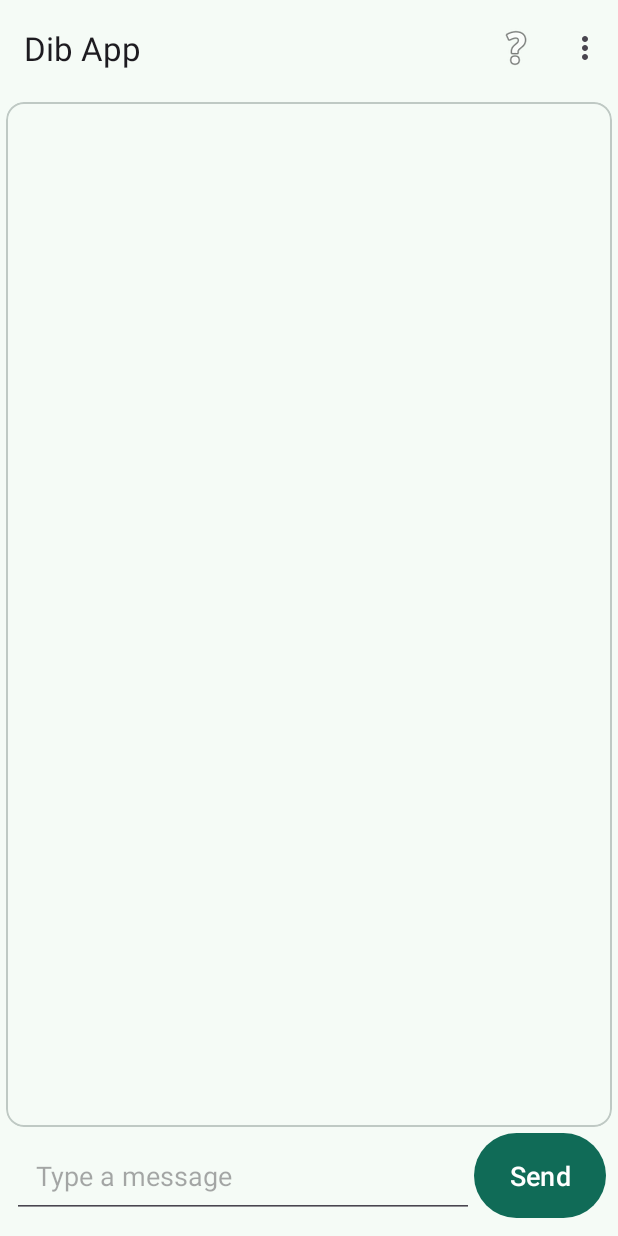
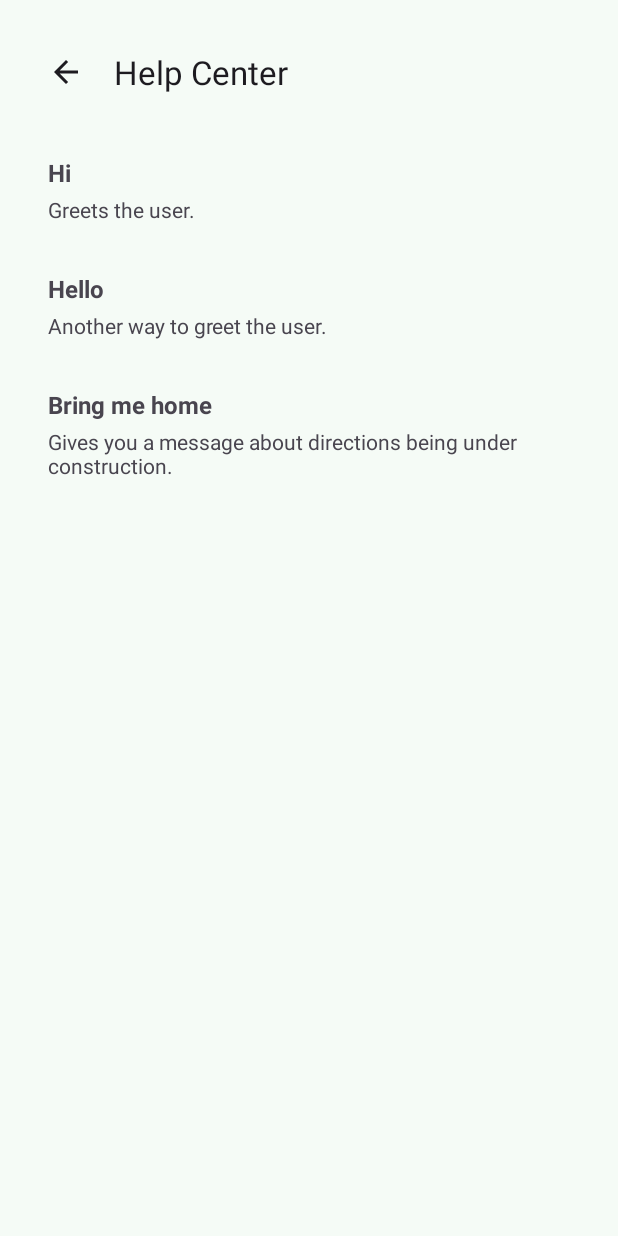
Before and after one commit to serkez/dib_android_app, an Android app: the screen it shows after launch (MainActivity before the commit, HelpActivity after it), after a tap on "Help", on a phone screen of 412 x 824 dp. Run offline under Robolectric (Android 15) with nearby library versions, the phone set to English and light mode, and no system bars.

Commit message:
Add Help Activity and update dark mode

```diff
--- /dev/null
+++ b/app/src/main/java/com/example/dibapp/activities/HelpActivity.java
@@ -0,0 +1,80 @@
+package com.example.dibapp.activities;
+
+import android.os.Bundle;
+import androidx.appcompat.widget.Toolbar;
+import androidx.appcompat.app.AppCompatActivity;
+import androidx.recyclerview.widget.LinearLayoutManager;
+import androidx.recyclerview.widget.RecyclerView;
+
+import com.example.dibapp.R;
+import com.example.dibapp.classes.HelpAdapter;
+import com.example.dibapp.model.HelpItem;
+
+import java.util.ArrayList;
+/*
+
+public class HelpActivity extends AppCompatActivity {
+
+    @Override
+    protected void onCreate(Bundle savedInstanceState) {
+        super.onCreate(savedInstanceState);
+        EdgeToEdge.enable(this);
+        setContentView(R.layout.activity_help);
+        ViewCompat.setOnApplyWindowInsetsListener(findViewById(R.id.main), (v, insets) -> {
+            Insets systemBars = insets.getInsets(WindowInsetsCompat.Type.systemBars());
+            v.setPadding(systemBars.left, systemBars.top, systemBars.right, systemBars.bottom);
+            return insets;
+        });
+    }
+}
+*/
+
+import android.os.Bundle;
+
+import androidx.annotation.Nullable;
+import androidx.appcompat.app.AppCompatActivity;
+import androidx.recyclerview.widget.LinearLayoutManager;
+import androidx.recyclerview.widget.RecyclerView;
+
+import java.util.ArrayList;
+import java.util.List;
+
+public class HelpActivity extends AppCompatActivity {
+
+    @Override
+    protected void onCreate(@Nullable Bundle savedInstanceState) {
+        super.onCreate(savedInstanceState);
+        setContentView(R.layout.activity_help);
+
+        Toolbar toolbar = findViewById(R.id.toolbar);
+        setSupportActionBar(toolbar);
+        getSupportActionBar().setDisplayHomeAsUpEnabled(true);
+
+        RecyclerView recyclerView = findViewById(R.id.rv_help_item);
+        recyclerView.setLayoutManager(new LinearLayoutManager(this));
+
+        List<HelpItem> helpItemList = getHelpItemList();
+        HelpAdapter helpAdapter = new HelpAdapter(helpItemList);
+        recyclerView.setAdapter(helpAdapter);
+    }
+
+    private List<HelpItem> getHelpItemList() {
+        String[] helpItemsArray = getResources().getStringArray(R.array.helpItemList);
+        List<HelpItem> helpItemList = new ArrayList<>();
+
+        for (String item : helpItemsArray) {
+            String[] parts = item.split("\\|");
+            if (parts.length == 2) {
+                helpItemList.add(new HelpItem(parts[0], parts[1]));
+            }
+        }
+
+        return helpItemList;
+    }
+
+    @Override
+    public boolean onSupportNavigateUp() {
+        onBackPressed();
+        return true;
+    }
+}
--- a/app/src/main/java/com/example/dibapp/MainActivity.java
+++ b/app/src/main/java/com/example/dibapp/activities/MainActivity.java
@@ -1,9 +1,11 @@
-package com.example.dibapp;
+package com.example.dibapp.activities;
 
 import static com.example.dibapp.model.Dib.getJSONFromMessages;
 import static com.example.dibapp.model.Dib.getMessagesFromJSON;
 
+import android.content.Intent;
 import android.content.SharedPreferences;
+import android.content.res.Configuration;
 import android.os.Bundle;
 
 import androidx.annotation.NonNull;
@@ -14,6 +16,7 @@ import androidx.recyclerview.widget.RecyclerView;
 
 import android.os.Handler;
 
+import com.example.dibapp.R;
 import com.example.dibapp.classes.MessageAdapter;
 import com.example.dibapp.classes.Utils;
 import com.example.dibapp.databinding.ActivityMainBinding;
@@ -33,6 +36,7 @@ public class MainActivity extends AppCompatActivity {
     private ActivityMainBinding binding;
     private RecyclerView recyclerView;
 
+    private boolean mIsNightMode;
 
     private final String mKEY = "MESS";
 
@@ -48,7 +52,7 @@ public class MainActivity extends AppCompatActivity {
                 : new Dib();
 
         setContentView(R.layout.activity_main);
-
+        setIsNightMode();
         Toolbar toolbar = findViewById(R.id.toolbar);
         setSupportActionBar(toolbar);
 
@@ -60,7 +64,7 @@ public class MainActivity extends AppCompatActivity {
         recyclerView = findViewById(R.id.rv_messages);
         recyclerView.setLayoutManager(new LinearLayoutManager(this));
 
-        messageAdapter = new MessageAdapter(chat.getMessageList());
+        messageAdapter = new MessageAdapter(mIsNightMode, chat.getMessageList());
         recyclerView.setAdapter(messageAdapter);
 
         doInitialStart(savedInstanceState);
@@ -124,7 +128,7 @@ public class MainActivity extends AppCompatActivity {
         }
 
         // Update RecyclerView
-        messageAdapter = new MessageAdapter(chat.getMessageList());
+        messageAdapter = new MessageAdapter(mIsNightMode, chat.getMessageList());
         recyclerView.setAdapter(messageAdapter);
     }
 
@@ -200,6 +204,7 @@ public class MainActivity extends AppCompatActivity {
     public boolean onOptionsItemSelected(@NonNull MenuItem item) {
         int itemId = item.getItemId();
         if (itemId == R.id.action_help) {
+            startActivity(new Intent(this, HelpActivity.class));
             return true;
         } else if (itemId == R.id.action_about) {
             showAbout();
@@ -239,7 +244,17 @@ public class MainActivity extends AppCompatActivity {
         //outState.putString(mKEY_GAME, getJSONFromGame(mGame));
         //outState.putBoolean(mKEY_AUTO_SAVE, mUseAutoSave);
     }
+
+
+    private void setIsNightMode() {
+        mIsNightMode = (getApplicationContext().getResources().getConfiguration().uiMode &
+                Configuration.UI_MODE_NIGHT_MASK) == Configuration.UI_MODE_NIGHT_YES;
+    }
+
+
 /*
+
+
     @Override
     protected void onRestoreInstanceState(@NonNull Bundle savedInstanceState) {
         super.onRestoreInstanceState(savedInstanceState);
--- /dev/null
+++ b/app/src/main/java/com/example/dibapp/classes/HelpAdapter.java
@@ -0,0 +1,53 @@
+package com.example.dibapp.classes;
+
+import android.view.LayoutInflater;
+import android.view.View;
+import android.view.ViewGroup;
+import android.widget.TextView;
+import androidx.annotation.NonNull;
+import androidx.recyclerview.widget.RecyclerView;
+import com.example.dibapp.model.HelpItem;
+
+import com.example.dibapp.R;
+
+
+import java.util.List;
+
+public class HelpAdapter extends RecyclerView.Adapter<HelpAdapter.HelpViewHolder> {
+
+    private final List<HelpItem> helpItemList;
+
+    public HelpAdapter(List<HelpItem> helpItemList) {
+        this.helpItemList = helpItemList;
+    }
+
+    @NonNull
+    @Override
+    public HelpViewHolder onCreateViewHolder(@NonNull ViewGroup parent, int viewType) {
+        View view = LayoutInflater.from(parent.getContext()).inflate(R.layout.help_item, parent, false);
+        return new HelpViewHolder(view);
+    }
+
+    @Override
+    public void onBindViewHolder(@NonNull HelpViewHolder holder, int position) {
+        HelpItem helpItem = helpItemList.get(position);
+        holder.promptTextView.setText(helpItem.getPrompt());
+        holder.explanationTextView.setText(helpItem.getExplanation());
+    }
+
+    @Override
+    public int getItemCount() {
+        return helpItemList.size();
+    }
+
+    public static class HelpViewHolder extends RecyclerView.ViewHolder {
+        TextView promptTextView;
+        TextView explanationTextView;
+
+        public HelpViewHolder(@NonNull View itemView) {
+            super(itemView);
+            promptTextView = itemView.findViewById(R.id.promptTextView);
+            explanationTextView = itemView.findViewById(R.id.explanationTextView);
+        }
+    }
+}
--- a/app/src/main/java/com/example/dibapp/classes/MessageAdapter.java
+++ b/app/src/main/java/com/example/dibapp/classes/MessageAdapter.java
@@ -17,10 +17,13 @@ import java.util.List;
 public class MessageAdapter extends RecyclerView.Adapter<MessageAdapter.MessageViewHolder> {
 
     private List<String> messageList;
+    private final boolean mIS_NIGHT_MODE;
 
 
-    public MessageAdapter(List<String> messageList) {
+    public MessageAdapter(boolean isNightMode, List<String> messageList) {
+        mIS_NIGHT_MODE = isNightMode;
         this.messageList = messageList;
+
     }
 /*    public MessageAdapter(Dib chat){
         this.chat = chat;
@@ -41,8 +44,9 @@ public class MessageAdapter extends RecyclerView.Adapter<MessageAdapter.MessageV
 public void onBindViewHolder(@NonNull MessageViewHolder holder, int position) {
     String message = messageList.get(position);
 
+    setColorOfAllTextViews(holder, position % 2 == 0);
     // Check if the index is even or odd to determine the sender
-    if (position % 2 == 0) {
+   /* if (position % 2 == 0) {
         // Even index: User's message (right-aligned)
         holder.messageTextView.setGravity(Gravity.END); // X work
         holder.messageTextView.setBackgroundResource(R.drawable.user_message_background);
@@ -52,10 +56,22 @@ public void onBindViewHolder(@NonNull MessageViewHolder holder, int position) {
         holder.messageTextView.setGravity(Gravity.START); //X work
         holder.messageTextView.setBackgroundResource(R.drawable.computer_message_background);
         holder.messageTextView.setTextColor(Color.BLACK);
-    }
+    }*/
 
     holder.messageTextView.setText(message);
 }
+
+
+    private void setColorOfAllTextViews(MessageViewHolder holder, boolean isUser) {
+        if(isUser){
+            holder.messageTextView.setBackgroundResource(R.drawable.user_message_background);
+            holder.messageTextView.setTextColor(mIS_NIGHT_MODE ? Color.BLACK : Color.WHITE);
+        }
+        else{
+            holder.messageTextView.setBackgroundResource(R.drawable.computer_message_background);
+            holder.messageTextView.setTextColor(mIS_NIGHT_MODE ? Color.WHITE : Color.BLACK);
+        }
+    }
 
 
     @Override
--- /dev/null
+++ b/app/src/main/java/com/example/dibapp/model/HelpItem.java
@@ -0,0 +1,19 @@
+package com.example.dibapp.model;
+
+public class HelpItem {
+    private String prompt;
+    private String explanation;
+
+    public HelpItem(String prompt, String explanation) {
+        this.prompt = prompt;
+        this.explanation = explanation;
+    }
+
+    public String getPrompt() {
+        return prompt;
+    }
+
+    public String getExplanation() {
+        return explanation;
+    }
+}
--- a/app/src/main/res/drawable/computer_message_background.xml
+++ b/app/src/main/res/drawable/computer_message_background.xml
@@ -1,6 +1,6 @@
 <?xml version="1.0" encoding="utf-8"?>
 <shape xmlns:android="http://schemas.android.com/apk/res/android">
-    <solid android:color="@color/md_theme_surfaceDim_mediumContrast" /> <!-- Background color for computer's messages -->
+    <solid android:color="@color/md_theme_surfaceContainerHighest_mediumContrast" /> <!-- Background color for computer's messages -->
     <corners android:radius="@dimen/message_radius" /> <!-- Rounded corners -->
     <padding
         android:left="@dimen/activity_horizontal_margin"
--- /dev/null
+++ b/app/src/main/res/layout/activity_help.xml
@@ -0,0 +1,19 @@
+<?xml version="1.0" encoding="utf-8"?>
+<RelativeLayout xmlns:android="http://schemas.android.com/apk/res/android"
+    android:layout_width="match_parent"
+    android:layout_height="match_parent"
+    android:padding="16dp">
+
+        <androidx.appcompat.widget.Toolbar
+            android:id="@+id/toolbar"
+            android:layout_width="match_parent"
+            android:layout_height="wrap_content"
+            android:theme="@style/ThemeOverlay.AppCompat.ActionBar"/>
+
+        <androidx.recyclerview.widget.RecyclerView
+            android:id="@+id/rv_help_item"
+            android:layout_width="match_parent"
+            android:layout_height="match_parent"
+            android:layout_below="@id/toolbar"
+            android:paddingTop="8dp"/>
+</RelativeLayout>
--- a/app/src/main/res/layout/activity_main.xml
+++ b/app/src/main/res/layout/activity_main.xml
@@ -5,7 +5,7 @@
     android:layout_width="match_parent"
     android:layout_height="match_parent"
     android:fitsSystemWindows="true"
-    tools:context=".MainActivity">
+    tools:context=".activities.MainActivity">
 
     <com.google.android.material.appbar.AppBarLayout
         android:layout_width="match_parent"
--- /dev/null
+++ b/app/src/main/res/layout/help_item.xml
@@ -0,0 +1,21 @@
+<?xml version="1.0" encoding="utf-8"?>
+<LinearLayout xmlns:android="http://schemas.android.com/apk/res/android"
+    android:layout_width="match_parent"
+    android:layout_height="wrap_content"
+    android:orientation="vertical"
+    android:padding="16dp">
+
+    <TextView
+        android:id="@+id/promptTextView"
+        android:layout_width="wrap_content"
+        android:layout_height="wrap_content"
+        android:textStyle="bold"
+        android:textSize="16sp"/>
+
+    <TextView
+        android:id="@+id/explanationTextView"
+        android:layout_width="wrap_content"
+        android:layout_height="wrap_content"
+        android:textSize="14sp"
+        android:paddingTop="4dp"/>
+</LinearLayout>
--- a/app/src/main/res/menu/menu_main.xml
+++ b/app/src/main/res/menu/menu_main.xml
@@ -1,7 +1,7 @@
 <menu xmlns:android="http://schemas.android.com/apk/res/android"
     xmlns:app="http://schemas.android.com/apk/res-auto"
     xmlns:tools="http://schemas.android.com/tools"
-    tools:context="com.example.dibapp.MainActivity">
+    tools:context="com.example.dibapp.activities.MainActivity">
     <item
         android:id="@+id/action_help"
         android:icon="@android:drawable/ic_menu_help"
--- a/app/src/main/res/values/strings.xml
+++ b/app/src/main/res/values/strings.xml
@@ -1,12 +1,34 @@
 <resources>
-    <string name="app_name">Dib App</string>
-    <string name="action_settings">Settings</string>
+    <string name="app_name">dib</string>
     <string name="type_a_message">Type a message</string>
     <string name="send">Send</string>
     <string name="delete_chat">Delete Chat</string>
     <string name="use_auto_save">Save Chat Messages</string>
     <string name="about">About dib</string>
     <string name="help">Help</string>
-    <string name="about_message">dib is a service that provides resources to people without smartphoens or internet access. This enables people to access crucial information, such as directions despite not having internet access.\nThis is a prototype for a dib app. This, if built as its intended will access the SMS of a user\'s phone to send messages to a Twilio API phone numebr which can then handle the internet-required task and send the user a resonse via SMS.</string>
+    <string name="about_message">dib is a service that provides resources to people without smartphones or internet access. This enables people to access crucial information, such as directions despite not having internet access.\nThis is a prototype for a dib app. This, if built as its intended will access the SMS of a user\'s phone to send messages to a Twilio API phone number which can then handle the internet-required task and send the user a response via SMS. \nRight now, the app simulates the responses by using predetermiend responses instead of accessing real data via SMS and APIs. This app serves as a model for the visual aspects of the dib app with hints of future functionality.</string>
     <string name="key_use_auto_save">AUTO_SAVE</string>
+    <string name="title_activity_help">Help Center</string>
+
+
+    <string-array name="prompts">
+        <item>Hi</item>
+        <item>Bring me home</item>
+    </string-array>
+
+    <string-array name="explanations">
+        <item>Say hello to the chatbot.</item>
+        <item>Receive a message about the directions feature.</item>
+    </string-array>
+
+
+        <string-array name="helpItemList">
+            <item>Hi|Greets the user.</item>
+            <item>Hello|Another way to greet the user.</item>
+            <item>Bring me home|Gives you a message about directions being under construction.</item>
+            <!-- Add more items as needed -->
+        </string-array>
+
+
+
 </resources>
--- a/build.gradle.kts
+++ b/build.gradle.kts
@@ -1,4 +1,5 @@
 // Top-level build file where you can add configuration options common to all sub-projects/modules.
 plugins {
     alias(libs.plugins.android.application) apply false
+    alias(libs.plugins.jetbrains.kotlin.android) apply false
 }
```
Also changed, not shown: app/build.gradle.kts (+28 -0 lines), app/src/main/AndroidManifest.xml (+6 -1 lines), app/src/main/java/com/example/dibapp/classes/HelpViewHolder.java (added, +22 -0 lines), gradle/libs.versions.toml (+17 -0 lines).
